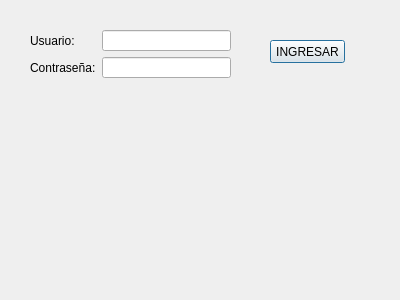
The window that VentanaLogin.ui (YesidMunoz/Proyecto_Final) describes before a commit, drawn with Qt 5.
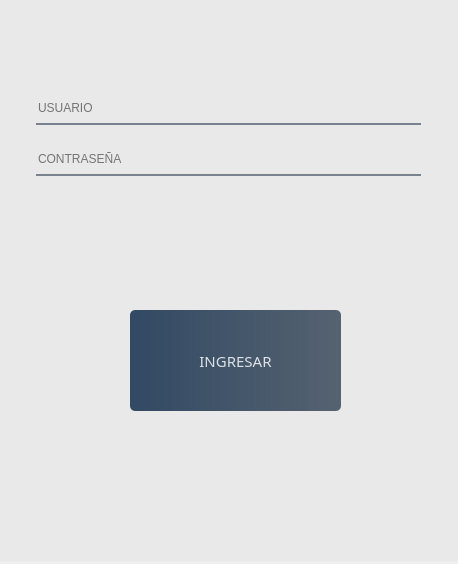
The same window after the commit. Icons and pictures are not drawn.

Diff of the .ui file:
```diff
--- a/VentanaLogin.ui
+++ b/VentanaLogin.ui
@@ -6,72 +6,192 @@
    <rect>
     <x>0</x>
     <y>0</y>
-    <width>400</width>
-    <height>300</height>
+    <width>458</width>
+    <height>564</height>
    </rect>
   </property>
   <property name="windowTitle">
    <string>Dialog</string>
   </property>
-  <widget class="QPushButton" name="boton_ingresar">
+  <widget class="QWidget" name="widget" native="true">
    <property name="geometry">
     <rect>
-     <x>270</x>
-     <y>40</y>
-     <width>75</width>
-     <height>23</height>
+     <x>-20</x>
+     <y>0</y>
+     <width>481</width>
+     <height>561</height>
     </rect>
+   </property>
+   <widget class="QLabel" name="label_3">
+    <property name="geometry">
+     <rect>
+      <x>0</x>
+      <y>0</y>
+      <width>491</width>
+      <height>561</height>
+     </rect>
+    </property>
+    <property name="styleSheet">
+     <string notr="true">border-image:url(:/img/QS.jpg);
+background-position: center;
+background-repeat: no-repeat;
+background-size:contain; /* o prueba &quot;contain&quot; si quieres que no recorte */
+background-color: rgba(255, 255, 255, 0.8); /* más opaco */
+</string>
    </property>
    <property name="text">
-    <string>INGRESAR</string>
+     <string/>
    </property>
   </widget>
   <widget class="QWidget" name="layoutWidget">
    <property name="geometry">
     <rect>
-     <x>30</x>
-     <y>30</y>
-     <width>201</width>
-     <height>48</height>
+      <x>50</x>
+      <y>80</y>
+      <width>391</width>
+      <height>201</height>
     </rect>
    </property>
    <layout class="QFormLayout" name="formLayout">
-    <item row="0" column="0">
-     <widget class="QLabel" name="label">
-      <property name="text">
-       <string>Usuario:</string>
-      </property>
-     </widget>
-    </item>
     <item row="0" column="1">
-     <widget class="QLineEdit" name="campo_usuario"/>
-    </item>
-    <item row="1" column="0">
-     <widget class="QLabel" name="label_2">
+      <widget class="QLabel" name="label">
       <property name="text">
-       <string>Contraseña:</string>
+        <string/>
       </property>
      </widget>
     </item>
     <item row="1" column="1">
-     <widget class="QLineEdit" name="campo_contrasena"/>
-    </item>
-   </layout>
+      <widget class="QLineEdit" name="campo_usuario">
+       <property name="styleSheet">
+        <string notr="true">background-color:rgba(0,0,0,0);
+border:none;
+border-bottom:2px solid rgba(105,118,132,225);
+color:rgba(0,0,0,1);
+padding-bottom:7px;
+</string>
+       </property>
+       <property name="placeholderText">
+        <string>USUARIO</string>
+       </property>
+      </widget>
+     </item>
+     <item row="3" column="1">
+      <widget class="QLabel" name="label_2">
+       <property name="text">
+        <string/>
+       </property>
+      </widget>
+     </item>
+     <item row="4" column="1">
+      <widget class="QLineEdit" name="campo_contrasena">
+       <property name="styleSheet">
+        <string notr="true">background-color:rgba(0,0,0,0);
+border:none;
+border-bottom:2px solid rgba(105,118,132,225);
+color:rgba(0,0,0,1);
+padding-bottom:7px;
+text-aling:center;</string>
+       </property>
+       <property name="echoMode">
+        <enum>QLineEdit::Password</enum>
+       </property>
+       <property name="cursorPosition">
+        <number>0</number>
+       </property>
+       <property name="placeholderText">
+        <string>CONTRASEÑA</string>
+       </property>
+      </widget>
+     </item>
+    </layout>
+    <zorder>label_2</zorder>
+    <zorder>label</zorder>
+    <zorder>campo_usuario</zorder>
+    <zorder>campo_contrasena</zorder>
+   </widget>
+   <widget class="QPushButton" name="boton_ingresar">
+    <property name="geometry">
+     <rect>
+      <x>150</x>
+      <y>310</y>
+      <width>211</width>
+      <height>101</height>
+     </rect>
+    </property>
+    <property name="font">
+     <font>
+      <family>Franklin Gothic Heavy</family>
+      <pointsize>11</pointsize>
+      <weight>50</weight>
+      <italic>false</italic>
+      <bold>false</bold>
+     </font>
+    </property>
+    <property name="styleSheet">
+     <string notr="true">QPushButton#boton_ingresar{
+	background-color:qlineargradient(spread:pad, x1:0, y1:0, x2:1, y2:0, stop:0 rgba(20,47, 78, 219), stop:1 rgba(85, 98, 112, 255));
+	color:rgba(255,255,255,210);
+	border-radius:5px
+}
+QPushButton#boton_ingresar:hover{
+	background-color:qlineargradient(spread:pad, x1:0, y1:0, x2:1, y2:0, stop:0 rgba(40,67, 98, 219), stop:1 rgba(105, 118, 132, 255));
+	color:rgba(255,255,255,210);
+	border-radius:5px
+}
+QPushButton#boton_ingresar:pressed{
+	padding-left:5px;
+	padding-top:5px;
+background-color:rgba(105,118,132,200);
+}
+
+</string>
+    </property>
+    <property name="text">
+     <string>INGRESAR</string>
+    </property>
   </widget>
   <widget class="QLabel" name="label_info">
    <property name="geometry">
     <rect>
-     <x>100</x>
-     <y>140</y>
-     <width>171</width>
-     <height>51</height>
-    </rect>
-   </property>
+      <x>110</x>
+      <y>460</y>
+      <width>293</width>
+      <height>15</height>
+     </rect>
+    </property>
+    <property name="styleSheet">
+     <string notr="true">color: rgb(255, 100, 100);</string>
+    </property>
    <property name="text">
     <string/>
    </property>
   </widget>
- </widget>
- <resources/>
+   <widget class="QLabel" name="label_4">
+    <property name="geometry">
+     <rect>
+      <x>19</x>
+      <y>-11</y>
+      <width>471</width>
+      <height>581</height>
+     </rect>
+    </property>
+    <property name="styleSheet">
+     <string notr="true">background-color:rgba(0,0,0,100);
+border-radius:15px;</string>
+    </property>
+    <property name="text">
+     <string/>
+    </property>
+   </widget>
+   <zorder>label_4</zorder>
+   <zorder>label_3</zorder>
+   <zorder>layoutWidget</zorder>
+   <zorder>boton_ingresar</zorder>
+   <zorder>label_info</zorder>
+  </widget>
+ </widget>
+ <resources>
+  <include location="res.qrc"/>
+ </resources>
  <connections/>
 </ui>
```
Lines whose indentation alone changed are shown as unchanged.
